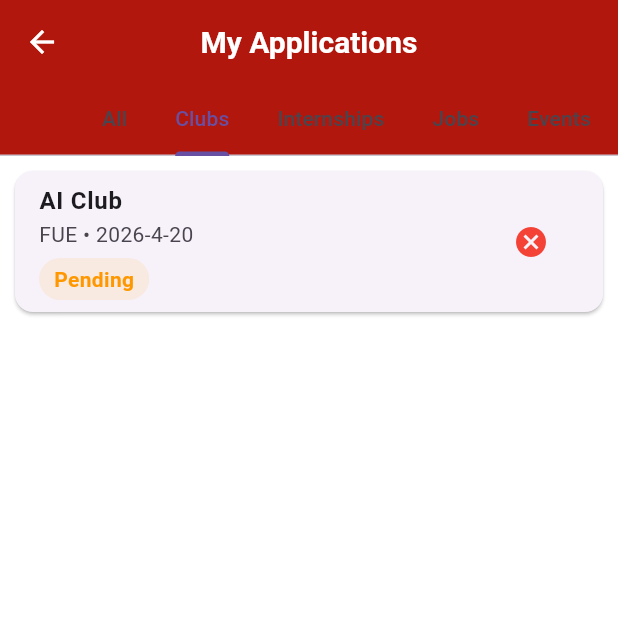
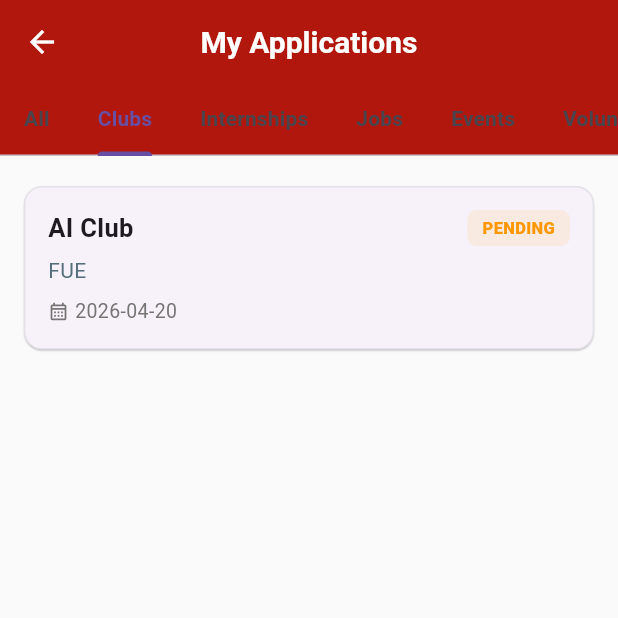
Before and after one commit to lokakoka02011-gif/FUE-Connect, a Flutter app: the MyApplicationsPage screen opened directly, tab 2 chosen, on a phone screen of 412 x 824 dp, the top half of it. Run offline on Flutter 3.47's test engine with Material 3 defaults, Android fonts, the phone set to English and light mode, and no system bars; our stand-ins replace cloud_firestore, firebase_auth, firebase_core, firebase_storage, image_picker, shared_preferences; accounts and stored records are empty.

Commit message:
enhance registration logic, improve UI across screens, and add dynamic team data from Firestore

```diff
--- a/lib/screens/features/MyApplications.dart
+++ b/lib/screens/features/MyApplications.dart
@@ -1,4 +1,25 @@
 import 'package:flutter/material.dart';
+
+void main() {
+  runApp(const FUEConnectApp());
+}
+
+class FUEConnectApp extends StatelessWidget {
+  const FUEConnectApp({super.key});
+
+  @override
+  Widget build(BuildContext context) {
+    return MaterialApp(
+      title: 'FUE Connect',
+      debugShowCheckedModeBanner: false,
+      theme: ThemeData(
+        colorScheme: ColorScheme.fromSeed(seedColor: Colors.blue),
+        useMaterial3: true,
+      ),
+      home: const MyApplicationsPage(),
+    );
+  }
+}
 
 class MyApplicationsPage extends StatefulWidget {
   const MyApplicationsPage({super.key});
@@ -20,7 +41,7 @@
     "Volunteer"
   ];
 
-  // 🔥 Improved dummy data with IDs + DateTime
+  // Application Data
   List<Map<String, dynamic>> applications = [
     {
       "id": "1",
@@ -60,9 +81,7 @@
   // ---------------- FILTER ----------------
   List<Map<String, dynamic>> getFilteredApps(String category) {
     if (category == "All") return applications;
-    return applications
-        .where((app) => app["category"] == category)
-        .toList();
+    return applications.where((app) => app["category"] == category).toList();
   }
 
   // ---------------- STATUS COLOR ----------------
@@ -79,30 +98,34 @@
     }
   }
 
-  // ---------------- WITHDRAW ----------------
-  void withdrawApplication(String id) {
-    setState(() {
-      applications.removeWhere((app) => app["id"] == id);
-    });
-  }
-
-  // ---------------- DETAILS ----------------
+  // ---------------- DETAILS DIALOG ----------------
   void openDetails(Map<String, dynamic> app) {
     showDialog(
       context: context,
       builder: (_) => AlertDialog(
+        shape: RoundedRectangleBorder(borderRadius: BorderRadius.circular(16)),
         title: Text(app["title"]),
-        content: SingleChildScrollView(
-          child: Column(
+        content: Column(
+          mainAxisSize: MainAxisSize.min,
           crossAxisAlignment: CrossAxisAlignment.start,
           children: [
-              Text("Organization: ${app["organization"]}"),
+            Text("Organization: ${app["organization"]}",
+                style: const TextStyle(fontWeight: FontWeight.bold)),
+            const SizedBox(height: 8),
             Text("Date: ${_formatDate(app["date"])}"),
-              Text("Status: ${app["status"]}"),
-              const SizedBox(height: 10),
+            const SizedBox(height: 8),
+            Row(
+              children: [
+                const Text("Status: "),
+                Text(app["status"],
+                    style: TextStyle(
+                        color: getStatusColor(app["status"]),
+                        fontWeight: FontWeight.bold)),
+              ],
+            ),
+            const Divider(height: 24),
             Text(app["details"]),
           ],
-          ),
         ),
         actions: [
           TextButton(
@@ -115,18 +138,22 @@
   }
 
   String _formatDate(DateTime date) {
-    return "${date.year}-${date.month}-${date.day}";
+    return "${date.year}-${date.month.toString().padLeft(2, '0')}-${date.day.toString().padLeft(2, '0')}";
   }
 
-  // ---------------- UI ----------------
   @override
   Widget build(BuildContext context) {
     return Scaffold(
+      backgroundColor: Colors.grey[50],
       appBar: AppBar(
-        title: const Text("My Applications"),
+        title: const Text("My Applications",
+            style: TextStyle(fontWeight: FontWeight.bold)),
+        centerTitle: true,
         bottom: TabBar(
           controller: _tabController,
           isScrollable: true,
+          tabAlignment: TabAlignment.start,
+          labelStyle: const TextStyle(fontWeight: FontWeight.bold),
           tabs: categories.map((c) => Tab(text: c)).toList(),
         ),
       ),
@@ -137,52 +164,87 @@
 
           if (filteredApps.isEmpty) {
             return const Center(
-              child: Text("No applications found"),
+              child: Text("No applications found",
+                  style: TextStyle(color: Colors.grey, fontSize: 16)),
             );
           }
 
           return ListView.builder(
+            padding: const EdgeInsets.symmetric(vertical: 12),
             itemCount: filteredApps.length,
             itemBuilder: (context, index) {
               final app = filteredApps[index];
 
               return Card(
-                margin: const EdgeInsets.all(10),
-                child: ListTile(
+                elevation: 0.5,
+                margin: const EdgeInsets.symmetric(horizontal: 16, vertical: 8),
+                shape: RoundedRectangleBorder(
+                  borderRadius: BorderRadius.circular(12),
+                  side: BorderSide(color: Colors.grey.withOpacity(0.2)),
+                ),
+                child: InkWell(
+                  borderRadius: BorderRadius.circular(12),
                   onTap: () => openDetails(app),
-                  title: Text(
-                    app["title"],
-                    style: const TextStyle(fontWeight: FontWeight.bold),
-                  ),
-                  subtitle: Column(
+                  child: Padding(
+                    padding: const EdgeInsets.all(16.0),
+                    child: Column(
                       crossAxisAlignment: CrossAxisAlignment.start,
                       children: [
-                      Text(
-                          "${app["organization"]} • ${_formatDate(app["date"])}"),
-                      const SizedBox(height: 6),
-
-                      // 🔥 STATUS CHIP
+                        Row(
+                          mainAxisAlignment: MainAxisAlignment.spaceBetween,
+                          children: [
+                            Expanded(
+                              child: Text(
+                                app["title"],
+                                style: const TextStyle(
+                                  fontWeight: FontWeight.bold,
+                                  fontSize: 17,
+                                ),
+                              ),
+                            ),
+                            // Clean Status Label
                             Container(
                               padding: const EdgeInsets.symmetric(
                                   horizontal: 10, vertical: 4),
                               decoration: BoxDecoration(
                                 color: getStatusColor(app["status"])
                                     .withOpacity(0.1),
-                          borderRadius: BorderRadius.circular(20),
+                                borderRadius: BorderRadius.circular(6),
                               ),
                               child: Text(
-                          app["status"],
+                                app["status"].toUpperCase(),
                                 style: TextStyle(
                                   color: getStatusColor(app["status"]),
-                            fontWeight: FontWeight.bold,
+                                  fontWeight: FontWeight.w800,
+                                  fontSize: 11,
                                 ),
                               ),
                             ),
                           ],
                         ),
-                  trailing: IconButton(
-                    icon: const Icon(Icons.cancel, color: Colors.red),
-                    onPressed: () => withdrawApplication(app["id"]),
+                        const SizedBox(height: 6),
+                        Text(
+                          app["organization"],
+                          style: TextStyle(
+                            fontSize: 14,
+                            color: Colors.blueGrey[600],
+                          ),
+                        ),
+                        const SizedBox(height: 8),
+                        Row(
+                          children: [
+                            Icon(Icons.calendar_month_outlined,
+                                size: 14, color: Colors.grey[600]),
+                            const SizedBox(width: 4),
+                            Text(
+                              _formatDate(app["date"]),
+                              style: TextStyle(
+                                  color: Colors.grey[600], fontSize: 13),
+                            ),
+                          ],
+                        ),
+                      ],
+                    ),
                   ),
                 ),
               );
--- a/lib/screens/features/formsPage.dart
+++ b/lib/screens/features/formsPage.dart
@@ -94,7 +94,6 @@
         'category': widget.data['Type'] == 'job' ? 'Jobs' : 'Internships',
         'organization': widget.data['Company'] ?? 'Unknown',
 
-        // 🔥 new form data
         'cvLink': _cvController.text,
         'motivation': _motivationController.text,
         'skills': selectedSkills,
```
Also changed, not shown: lib/screens/auth/register_screen.dart (+36 -32 lines), lib/screens/features/AboutUsPage.dart (+61 -25 lines), lib/screens/features/admin/AdminDashboardPage.dart (+25 -67 lines), lib/screens/home/HomePage.dart (+17 -6 lines), 1 other file. Lines whose indentation alone changed are shown as unchanged.
